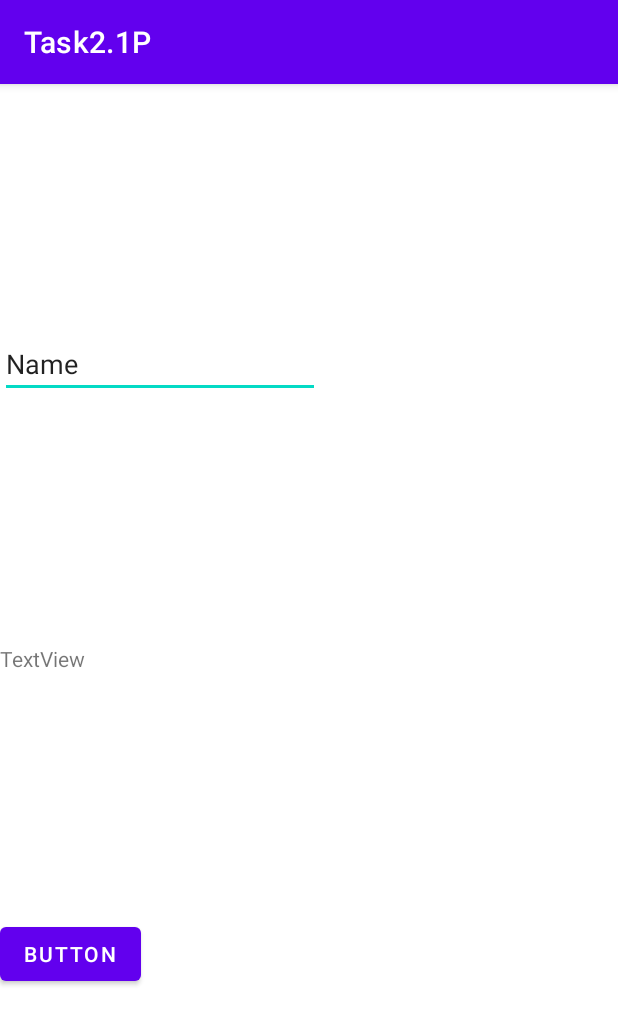
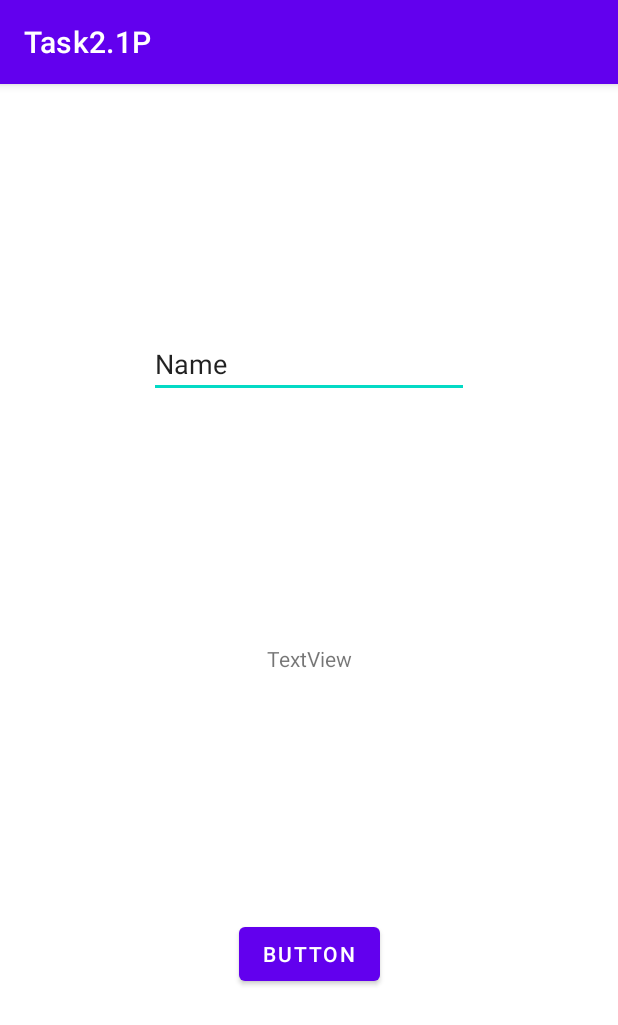
Before and after one commit to lst97/SIT305-week2-hello-world, an Android app: the screen it shows after launch (MainActivity), on a phone screen of 412 x 824 dp. Shown: the top 1025 px of the screen. Run offline under Robolectric (Android 15) with nearby library versions, the phone set to English and light mode, and no system bars.

Commit message:
Implemented requirement

```diff
--- a/app/src/main/java/com/example/task21p/MainActivity.kt
+++ b/app/src/main/java/com/example/task21p/MainActivity.kt
@@ -2,10 +2,24 @@ package com.example.task21p
 
 import androidx.appcompat.app.AppCompatActivity
 import android.os.Bundle
+import android.widget.Button
+import android.widget.EditText
+import android.widget.TextView
 
 class MainActivity : AppCompatActivity() {
     override fun onCreate(savedInstanceState: Bundle?) {
         super.onCreate(savedInstanceState)
         setContentView(R.layout.activity_main)
+        val inputField = findViewById<EditText>(R.id.textbox)
+        val submitBtn = findViewById<Button>(R.id.button)
+        val label = findViewById<TextView>(R.id.textView)
+
+        submitBtn.setOnClickListener{
+            val enteredValue = inputField.text.toString();
+            val message = "Welcome to SIT305 $enteredValue!"
+            label.text = message;
+        }
     }
+
+
 }
--- a/app/src/main/res/layout/activity_main.xml
+++ b/app/src/main/res/layout/activity_main.xml
@@ -7,26 +7,30 @@
     tools:context=".MainActivity">
 
     <EditText
-        android:id="@+id/editTextTextPersonName"
+        android:id="@+id/textbox"
         android:layout_width="wrap_content"
         android:layout_height="wrap_content"
         android:ems="10"
         android:inputType="textPersonName"
         android:text="Name"
-        app:layout_constraintBottom_toTopOf="@+id/textView4"
+        app:layout_constraintBottom_toTopOf="@+id/textView"
+        app:layout_constraintEnd_toEndOf="parent"
+        app:layout_constraintHorizontal_bias="0.5"
+        app:layout_constraintStart_toStartOf="parent"
         app:layout_constraintTop_toTopOf="parent"
-        app:layout_constraintVertical_bias="0.5"
-        tools:layout_editor_absoluteX="100dp" />
+        app:layout_constraintVertical_bias="0.5" />
 
     <TextView
-        android:id="@+id/textView4"
+        android:id="@+id/textView"
         android:layout_width="wrap_content"
         android:layout_height="wrap_content"
         android:text="TextView"
         app:layout_constraintBottom_toTopOf="@+id/button"
-        app:layout_constraintTop_toBottomOf="@+id/editTextTextPersonName"
-        app:layout_constraintVertical_bias="0.5"
-        tools:layout_editor_absoluteX="176dp" />
+        app:layout_constraintEnd_toEndOf="parent"
+        app:layout_constraintHorizontal_bias="0.5"
+        app:layout_constraintStart_toStartOf="parent"
+        app:layout_constraintTop_toBottomOf="@+id/textbox"
+        app:layout_constraintVertical_bias="0.5" />
 
     <Button
         android:id="@+id/button"
@@ -34,7 +38,10 @@
         android:layout_height="wrap_content"
         android:text="Button"
         app:layout_constraintBottom_toBottomOf="parent"
-        app:layout_constraintTop_toBottomOf="@+id/textView4"
-        app:layout_constraintVertical_bias="0.5"
-        tools:layout_editor_absoluteX="158dp" />
+        app:layout_constraintEnd_toEndOf="parent"
+        app:layout_constraintHorizontal_bias="0.5"
+        app:layout_constraintStart_toStartOf="parent"
+        app:layout_constraintTop_toBottomOf="@+id/textView"
+        app:layout_constraintVertical_bias="0.5" />
+
 </androidx.constraintlayout.widget.ConstraintLayout>
```
